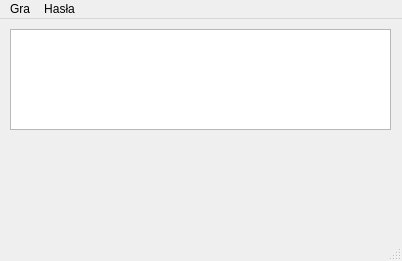
This is oknoglowne.ui in MiszczProgramowania/KoloFortuny as Qt 5 draws it before an edit. The edited form follows.
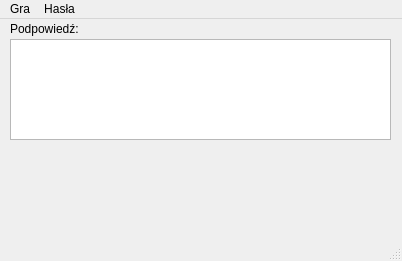
This is the edited form.

What changed in the file:
```diff
--- a/oknoglowne.ui
+++ b/oknoglowne.ui
@@ -36,7 +36,7 @@
     <property name="geometry">
      <rect>
       <x>10</x>
-      <y>10</y>
+      <y>20</y>
       <width>381</width>
       <height>101</height>
      </rect>
@@ -90,6 +90,19 @@
     <column/>
     <column/>
    </widget>
+   <widget class="QLabel" name="labelPodpowiedz">
+    <property name="geometry">
+     <rect>
+      <x>10</x>
+      <y>-1</y>
+      <width>381</width>
+      <height>21</height>
+     </rect>
+    </property>
+    <property name="text">
+     <string>Podpowiedź:</string>
+    </property>
+   </widget>
   </widget>
   <widget class="QMenuBar" name="menuBar">
    <property name="geometry">
```
